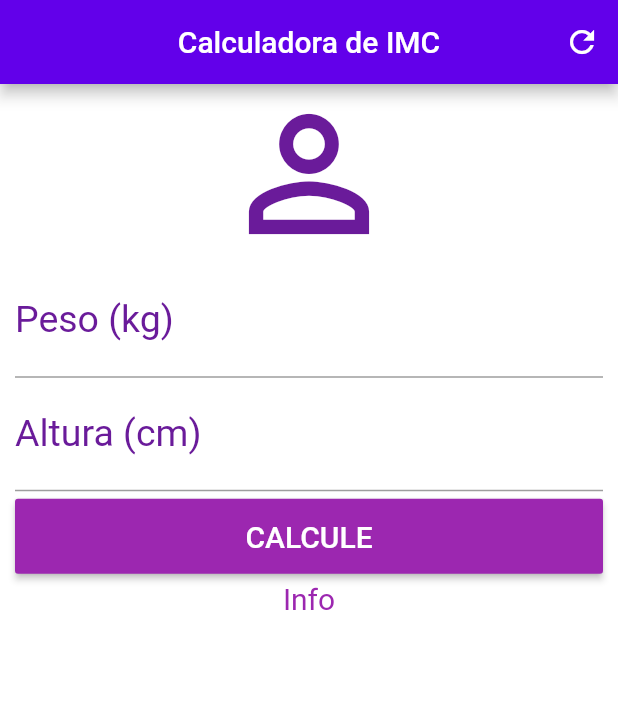
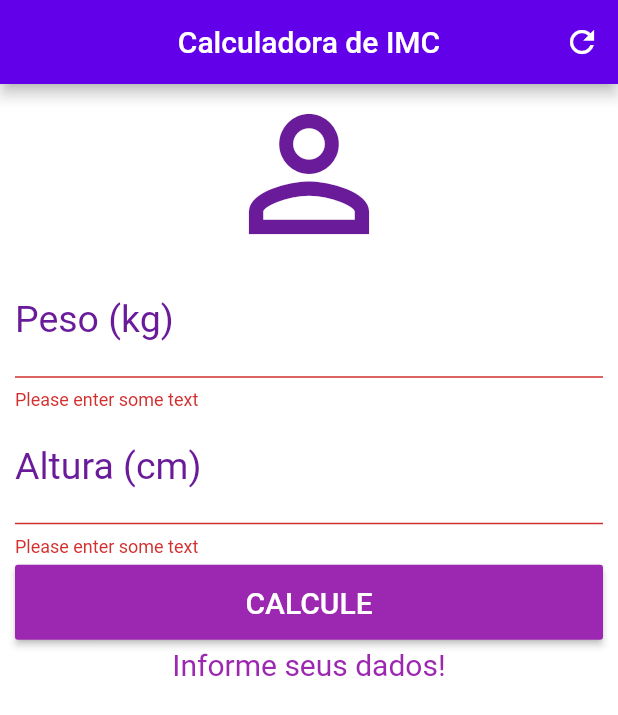
Before and after one commit to sirwez/Dart_Init, a Flutter app: the screen it shows after launch, after a tap on "CALCULE", on a phone screen of 412 x 824 dp. Shown: the top 715 px of the screen. Run offline on Flutter 3.47's test engine with Material 2 defaults, Android fonts, the phone set to English and light mode, and no system bars.

Commit message:
Calculadora IMC Finalizada

```diff
--- a/Flutter/calc_imc/lib/main.dart
+++ b/Flutter/calc_imc/lib/main.dart
@@ -2,6 +2,7 @@ import 'package:flutter/material.dart';
 
 void main() {
   runApp(MaterialApp(
+    debugShowCheckedModeBanner: false,
     home: Home(),
   ));
 }
@@ -12,6 +13,57 @@ class Home extends StatefulWidget {
 }
 
 class _HomeState extends State<Home> {
+  TextEditingController weightController = TextEditingController();
+  TextEditingController heightController = TextEditingController();
+
+  GlobalKey<FormState> _formKey = GlobalKey<FormState>();
+
+  var _infoText = "Informe seus dados!";
+
+  void _resetFields() {
+    // Clean up the controller
+    weightController.text = "";
+    heightController.text = "";
+    setState(() {
+      _infoText = "Informe seus dados!";
+      _formKey = GlobalKey<FormState>();
+    });
+  }
+
+  void _calculate() {
+    setState(() {
+      double weight = double.parse(weightController.text);
+      double height = double.parse(heightController.text) / 100;
+      double imc = weight / (height * height);
+      print(imc);
+      if (imc < 16) {
+        _infoText =
+            "Seu IMC: ${imc.toStringAsPrecision(3)} \n Classificação: Magreza Grau III";
+      } else if (imc < 16.9) {
+        _infoText =
+            "Seu IMC: ${imc.toStringAsPrecision(3)} \n Classificação: Magreza Grau II";
+      } else if (imc < 18.4) {
+        _infoText =
+            "Seu IMC: ${imc.toStringAsPrecision(3)} \n Classificação: Magreza Grau I";
+      } else if (imc < 24.9) {
+        _infoText =
+            "Seu IMC: (${imc.toStringAsPrecision(3)} \n Classificação: Adequado";
+      } else if (imc < 29.9) {
+        _infoText =
+            "Seu IMC: ${imc.toStringAsPrecision(3)} \n Classificação: Pré-Obeso";
+      } else if (imc < 34.9) {
+        _infoText =
+            "Seu IMC: ${imc.toStringAsPrecision(3)} \n Classificação: Obesidade Grau I";
+      } else if (imc < 39.9) {
+        _infoText =
+            "Seu IMC: ${imc.toStringAsPrecision(3)} \n Classificação: Obesidade Grau II";
+      } else {
+        _infoText =
+            "Seu IMC: ${imc.toStringAsPrecision(3)} | Classificação: Obesidade Grau III";
+      }
+    });
+  }
+
   @override
   Widget build(BuildContext context) {
     return Scaffold(
@@ -20,42 +72,51 @@ class _HomeState extends State<Home> {
         centerTitle: true,
         backgroundColor: Colors.deepPurpleAccent.shade700,
         actions: <Widget>[
-          IconButton(icon: Icon(Icons.refresh), onPressed: () {})
-          // Parte que vi, depois testar se posso reutilizar
-          // Padding(
-          //   padding: EdgeInsets.only(right: 20.0),
-          //   child: GestureDetector(
-          //     onTap: () {},
-          //     child: Icon(
-          //       Icons.refresh,
-          //       size: 26.0,
-          //     ),
-          //   ),
-          // )
+          IconButton(
+              icon: Icon(Icons.refresh),
+              onPressed: () {
+                _resetFields();
+              })
         ],
       ),
       backgroundColor: Colors.white,
       body: SingleChildScrollView(
         padding: EdgeInsets.fromLTRB(10.0, 0.0, 10.0, 0.0),
+        child: Form(
+          key: _formKey,
           child: Column(
             crossAxisAlignment: CrossAxisAlignment.stretch,
             children: <Widget>[
               Icon(Icons.person_outline,
                   size: 120.0, color: Colors.purple.shade800),
-            TextField(
+              TextFormField(
                 keyboardType: TextInputType.number,
                 decoration: InputDecoration(
                     labelText: "Peso (kg)",
                     labelStyle: TextStyle(color: Colors.purple.shade800)),
                 textAlign: TextAlign.center,
-                style: TextStyle(color: Colors.purple, fontSize: 25.0)),
-            TextField(
+                style: TextStyle(color: Colors.purple, fontSize: 25.0),
+                controller: weightController,
+                validator: (value) {
+                  if (value.isEmpty) {
+                    return 'Please enter some text';
+                  }
+                },
+              ),
+              TextFormField(
                 keyboardType: TextInputType.number,
                 decoration: InputDecoration(
                     labelText: "Altura (cm)",
                     labelStyle: TextStyle(color: Colors.purple.shade800)),
                 textAlign: TextAlign.center,
-                style: TextStyle(color: Colors.purple, fontSize: 25.0)),
+                style: TextStyle(color: Colors.purple, fontSize: 25.0),
+                controller: heightController,
+                validator: (value) {
+                  if (value.isEmpty) {
+                    return 'Please enter some text';
+                  }
+                },
+              ),
               Padding(
                 padding: EdgeInsets.only(top: 5.0, bottom: 5.0),
                 child: Container(
@@ -66,17 +127,22 @@ class _HomeState extends State<Home> {
                             color: Colors.white,
                             fontStyle: FontStyle.normal,
                             fontSize: 20.0)),
-                  onPressed: () {},
+                    onPressed: () {
+                      if (_formKey.currentState.validate()) {
+                        _calculate();
+                      }
+                    },
                     color: Colors.purple,
                   ),
                 ),
               ),
-            Text("Info",
+              Text(_infoText,
                   textAlign: TextAlign.center,
                   style: TextStyle(color: Colors.purple, fontSize: 20.0))
             ],
           ),
         ),
+      ),
     );
   }
 }
```
Lines whose indentation alone changed are shown as unchanged.
